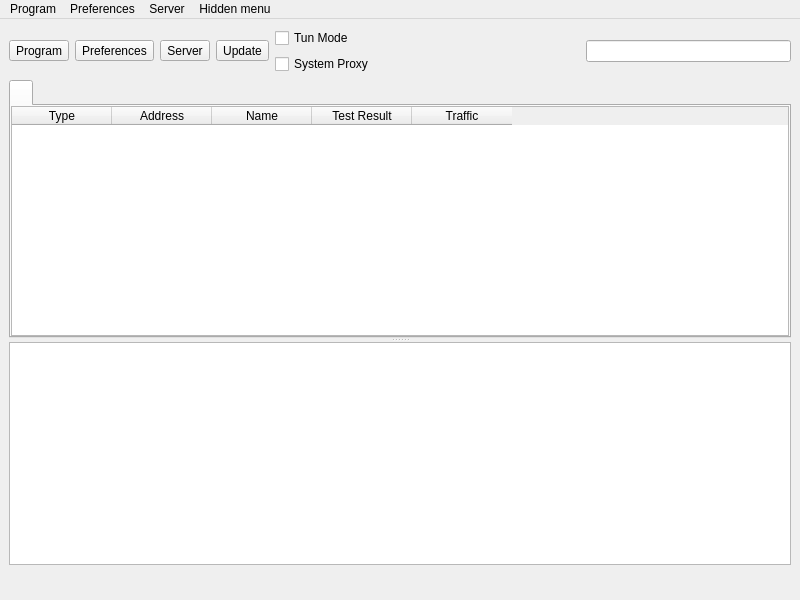
Before: the Qt Designer form ui/mainwindow.ui in shengmo0210/nekoray, drawn with Qt 5.
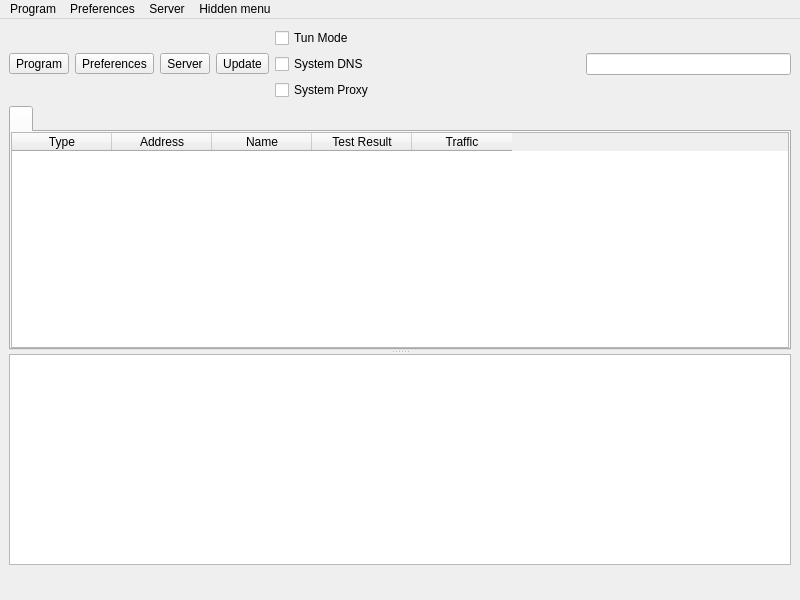
After: the same form once the commit is applied. Icons and pictures are not drawn. Custom widgets are drawn as their Qt base class.

Commit message: feat: Implement windows system dns setter & feat: Modify auto completer & feat: User auto completer for hijack rules

Diff of the .ui file:
```diff
--- a/ui/mainwindow.ui
+++ b/ui/mainwindow.ui
@@ -126,6 +126,13 @@
           </property>
          </widget>
         </item>
+        <item>
+         <widget class="QCheckBox" name="system_dns">
+          <property name="text">
+           <string>System DNS</string>
+          </property>
+         </widget>
+        </item>
         <item>
          <widget class="QCheckBox" name="checkBox_SystemProxy">
           <property name="text">
```
Left out of the diff: 2 changed lines with no effect on the pictures. The commit also changes 20 other files.
